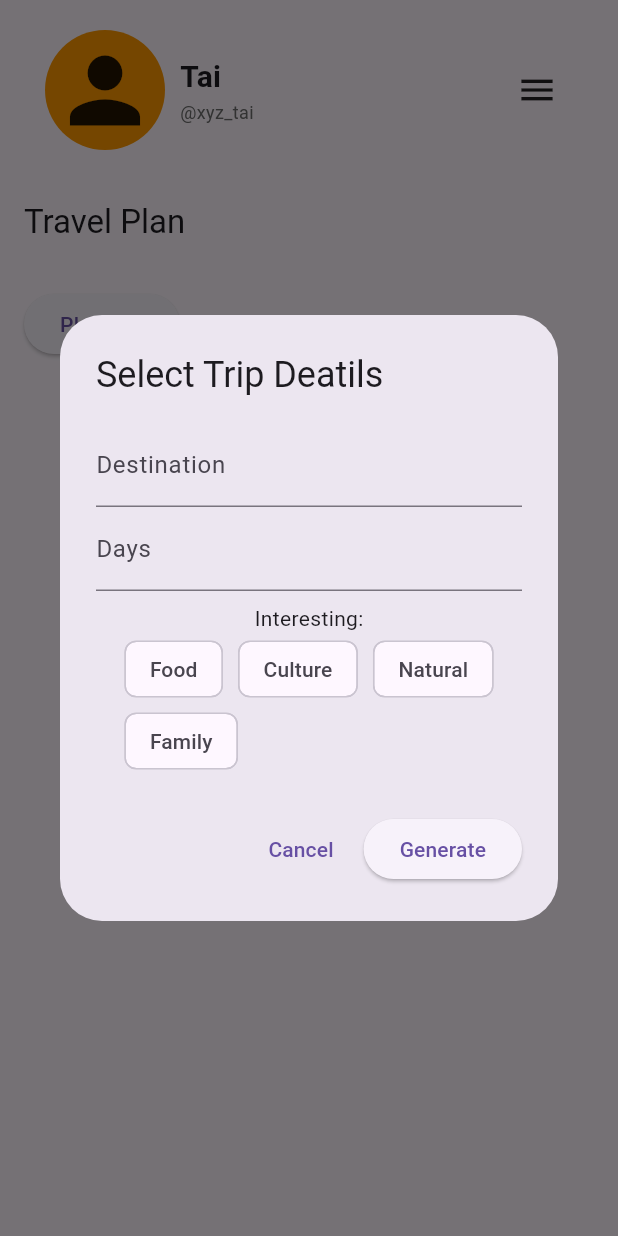
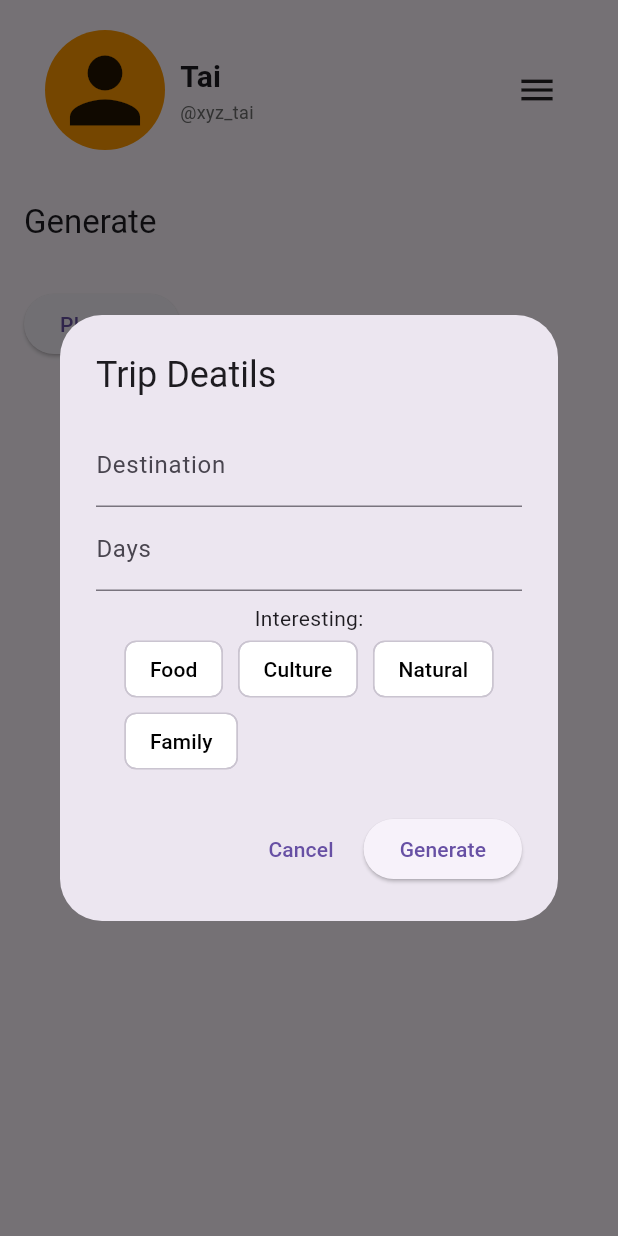
Before and after one commit to taiflutterfactory/lumo_ai_travel_plan_app, a Flutter app: the BottomNavigationBarLayout screen opened directly with empty values, item 2 of the bottom bar chosen, after a tap on "Planning", on a phone screen of 412 x 824 dp. Run offline on Flutter 3.47's test engine with Material 3 defaults, Android fonts, the phone set to English and light mode, and no system bars; our stand-ins replace auto_size_text, dio, flutter_dotenv, geocoding, geolocator, go_router and 5 more; missing offline and left inert: dart:ffi; accounts and stored records are empty; generated files the repository leaves out were written again.

Commit message:
完成收藏功能及多語系功能

```diff
--- /dev/null
+++ b/lib/providers/locale_provider.dart
@@ -0,0 +1,14 @@
+import 'package:flutter/cupertino.dart';
+
+class LocaleProvider extends ChangeNotifier {
+  late Locale _locale = const Locale('en', 'US'); // 預設語系
+
+  Locale get locale => _locale;
+
+  void setLocale(Locale newLocale) {
+    if (_locale == newLocale) return;
+
+    _locale = newLocale;
+    notifyListeners();
+  }
+}
--- a/lib/screens/itinerary_screen.dart
+++ b/lib/screens/itinerary_screen.dart
@@ -2,6 +2,7 @@ import 'package:flutter/material.dart';
 import 'package:go_router/go_router.dart';
 import 'package:provider/provider.dart';
 
+import '../generated/l10n.dart';
 import '../globals.dart' as globals;
 import '../providers/itinerary_provider.dart';
 import '../widget/bottom_navigation_bar_layout.dart';
@@ -16,34 +17,61 @@ class ItineraryScreen extends StatefulWidget {
 class _ItineraryScreenState extends State<ItineraryScreen> {
   final _locationController = TextEditingController();
   final _daysController = TextEditingController();
-  final List<String> _interests = ['Food', 'Culture', 'Natural', 'Family'];
   final List<String> _selectedInterests = [];
+  List<String> _interests = [];
+
+  void _labelList() {
+    final loc = S.of(context);
+    _interests.add(loc.Food);
+    _interests.add(loc.Culture);
+    _interests.add(loc.Natural);
+    _interests.add(loc.Family);
+  }
+
+  @override
+  void didChangeDependencies() {
+    super.didChangeDependencies();
+    final loc = S.of(context);
+
+    _interests.clear();
+    _interests = [
+      loc.Food,
+      loc.Culture,
+      loc.Natural,
+      loc.Family,
+    ];
+  }
 
   // 顯示 Planning Dialog
   void _showPlanningDialog(BuildContext context, ItineraryProvider provider) {
     showDialog(
       context: context,
       builder: (BuildContext context) {
+        return StatefulBuilder(
+          builder: (context, setState) {
             return AlertDialog(
-          title: const Text('Select Trip Deatils'),
+              title: Text(S.of(context).SelectTripDeatils),
               content: SingleChildScrollView(
                 child: Column(
                   children: [
                     TextField(
                       controller: _locationController,
-                  decoration: const InputDecoration(labelText: 'Destination'),
+                      decoration: InputDecoration(labelText: S.of(context).Destination),
                     ),
                     TextField(
                       controller: _daysController,
-                  decoration: const InputDecoration(labelText: 'Days'),
+                      decoration: InputDecoration(labelText: S.of(context).Days),
                     ),
                     const SizedBox(height: 8,),
-                const Text('Interesting:'),
+                    Text('${S.of(context).Interesting}:'),
                     Wrap(
                       spacing: 10,
                       children: _interests.map((interest) {
+                        final isSelected = _selectedInterests.contains(interest);
+
                         return FilterChip(
                           label: Text(interest),
+                          selected: isSelected,
                           onSelected: (selected) {
                             setState(() {
                               if (selected) {
@@ -53,6 +81,14 @@ class _ItineraryScreenState extends State<ItineraryScreen> {
                               }
                             });
                           },
+                          backgroundColor: Colors.white,
+                          selectedColor: Colors.orange,
+                          labelStyle: TextStyle(
+                            color: isSelected ? Colors.white : Colors.black,
+                          ),
+                          showCheckmark: false,
+                          elevation: 0,
+                          selectedShadowColor: Colors.transparent,
                         );
                       }).toList(),
                     ),
@@ -62,9 +98,9 @@ class _ItineraryScreenState extends State<ItineraryScreen> {
               actions: [
                 TextButton(
                     onPressed: () {
-                  context.pop;
+                      Navigator.of(context).pop();
                     },
-                child: const Text('Cancel')
+                    child: Text(S.of(context).Cancel)
                 ),
                 ElevatedButton(
                   onPressed: provider.isLoading
@@ -78,9 +114,11 @@ class _ItineraryScreenState extends State<ItineraryScreen> {
                     );
                     Navigator.of(context).pop();
                   },
-                child: const Text('Generate'),
+                  child: Text(S.of(context).Generate),
                 )
               ],
+            );
+          }
         );
       }
     );
@@ -91,7 +129,7 @@ class _ItineraryScreenState extends State<ItineraryScreen> {
     final provider = Provider.of<ItineraryProvider>(context);
 
     return Scaffold(
-      appBar: AppBar(title: const Text('Travel Plan'),),
+      appBar: AppBar(title: Text(S.of(context).Generate),),
       body: Padding(
           padding: const EdgeInsets.all(16.0),
         child: Column(
@@ -101,7 +139,7 @@ class _ItineraryScreenState extends State<ItineraryScreen> {
                 onPressed: () {
                   _showPlanningDialog(context, provider);
                 },
-                child: const Text('Planning'),
+                child: Text(S.of(context).Planning),
             ),
             const SizedBox(height: 16,),
             if (provider.isLoading)
--- a/lib/widget/bottom_navigation_bar_layout.dart
+++ b/lib/widget/bottom_navigation_bar_layout.dart
@@ -1,5 +1,7 @@
 import 'package:flutter/material.dart';
 import 'package:go_router/go_router.dart';
+
+import '../generated/l10n.dart';
 
 class BottomNavigationBarLayout extends StatelessWidget {
   final Widget child;
@@ -29,11 +31,11 @@ class BottomNavigationBarLayout extends StatelessWidget {
         onTap: (index) {
           context.go(tabs[index]);
         },
-        items: const [
-          BottomNavigationBarItem(icon: Icon(Icons.home), label: "Home"),
-          BottomNavigationBarItem(icon: Icon(Icons.schedule), label: "Itinerary"),
-          BottomNavigationBarItem(icon: Icon(Icons.favorite), label: "Favorite"),
-          BottomNavigationBarItem(icon: Icon(Icons.settings), label: "Setting"),
+        items: [
+          BottomNavigationBarItem(icon: const Icon(Icons.home), label: S.of(context).Home,),
+          BottomNavigationBarItem(icon: Icon(Icons.schedule), label: S.of(context).Itinerary),
+          BottomNavigationBarItem(icon: Icon(Icons.favorite), label: S.of(context).Favorite),
+          BottomNavigationBarItem(icon: Icon(Icons.settings), label: S.of(context).Settings),
         ],
         backgroundColor: const Color(0xFF8C736F),
         selectedItemColor: const Color(0xFF97A5C0),
```
Also changed, not shown: lib/l10n/intl_en.arb (added, +29 -0 lines), lib/l10n/intl_zh_CN.arb (added, +30 -0 lines), lib/l10n/intl_zh_TW.arb (added, +29 -0 lines), lib/main.dart (+17 -1 lines), lib/screens/app_layout_screen.dart (+10 -8 lines), lib/screens/favorite_screen.dart (+36 -29 lines), lib/screens/home_screen.dart (+35 -26 lines), lib/screens/settings_screen.dart (+73 -5 lines), lib/screens/sub_screens/attraction_main_screen.dart (+7 -6 lines), lib/screens/sub_screens/favorite_attraction_main_screen.dart (+7 -6 lines), lib/screens/sub_screens/favorite_food_main_screen.dart (+7 -6 lines), lib/screens/sub_screens/food_main_screen.dart (+7 -6 lines), pubspec.yaml (+18 -7 lines), lib/generated/intl/messages_all.dart (added), 5 more files. Lines whose indentation alone changed are shown as unchanged.
